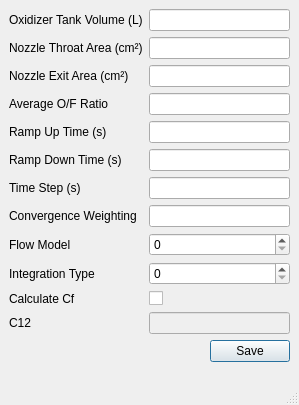
Above: UI/variables.ui from waterloo-rocketry/OpenThrustPy before the change. Below: the same form after it.
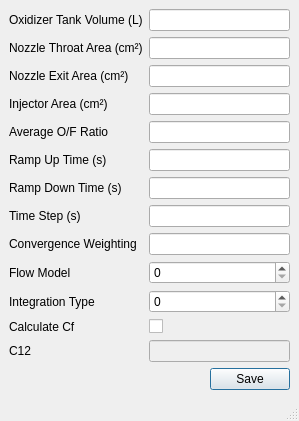
That is the form after the change. Icons and pictures are not drawn.

What changed in the file:
```diff
--- a/UI/variables.ui
+++ b/UI/variables.ui
@@ -36,20 +36,20 @@
       </property>
      </widget>
     </item>
-    <item row="3" column="1">
-     <widget class="QLineEdit" name="lineEditOxFuel">
-      <property name="sizePolicy">
-       <sizepolicy hsizetype="MinimumExpanding" vsizetype="Fixed">
-        <horstretch>0</horstretch>
-        <verstretch>0</verstretch>
-       </sizepolicy>
-      </property>
-     </widget>
-    </item>
     <item row="4" column="1">
-     <widget class="QLineEdit" name="lineEditRampUp"/>
+     <widget class="QLineEdit" name="lineEditOxFuel">
+      <property name="sizePolicy">
+       <sizepolicy hsizetype="MinimumExpanding" vsizetype="Fixed">
+        <horstretch>0</horstretch>
+        <verstretch>0</verstretch>
+       </sizepolicy>
+      </property>
+     </widget>
     </item>
     <item row="5" column="1">
+     <widget class="QLineEdit" name="lineEditRampUp"/>
+    </item>
+    <item row="6" column="1">
      <widget class="QLineEdit" name="lineEditRampDown">
       <property name="sizePolicy">
        <sizepolicy hsizetype="MinimumExpanding" vsizetype="Fixed">
@@ -59,7 +59,7 @@
       </property>
      </widget>
     </item>
-    <item row="8" column="1">
+    <item row="9" column="1">
      <widget class="QSpinBox" name="spinBoxFlowModel">
       <property name="sizePolicy">
        <sizepolicy hsizetype="MinimumExpanding" vsizetype="Fixed">
@@ -76,7 +76,7 @@
       </property>
      </widget>
     </item>
-    <item row="12" column="1">
+    <item row="13" column="1">
      <widget class="QDialogButtonBox" name="buttonBox">
       <property name="standardButtons">
        <set>QDialogButtonBox::Save</set>
@@ -96,7 +96,7 @@
       </property>
      </widget>
     </item>
-    <item row="3" column="0">
+    <item row="4" column="0">
      <widget class="QLabel" name="labelOxfuel">
       <property name="text">
        <string>Average O/F Ratio</string>
@@ -110,70 +110,70 @@
       </property>
      </widget>
     </item>
-    <item row="4" column="0">
+    <item row="5" column="0">
      <widget class="QLabel" name="labelRampUp">
       <property name="text">
        <string>Ramp Up Time (s)</string>
       </property>
      </widget>
     </item>
-    <item row="5" column="0">
+    <item row="6" column="0">
      <widget class="QLabel" name="labelRampDown">
       <property name="text">
        <string>Ramp Down Time (s)</string>
       </property>
      </widget>
     </item>
-    <item row="6" column="0">
+    <item row="7" column="0">
      <widget class="QLabel" name="labelTimeStep">
       <property name="text">
        <string>Time Step (s)</string>
       </property>
      </widget>
     </item>
-    <item row="7" column="0">
+    <item row="8" column="0">
      <widget class="QLabel" name="labelConvWeight">
       <property name="text">
        <string>Convergence Weighting</string>
       </property>
      </widget>
     </item>
-    <item row="8" column="0">
+    <item row="9" column="0">
      <widget class="QLabel" name="labelFlowModel">
       <property name="text">
        <string>Flow Model</string>
       </property>
      </widget>
     </item>
-    <item row="9" column="0">
+    <item row="10" column="0">
      <widget class="QLabel" name="labelIntType">
       <property name="text">
        <string>Integration Type</string>
       </property>
      </widget>
     </item>
-    <item row="10" column="1">
+    <item row="11" column="1">
      <widget class="QCheckBox" name="checkBoxCalcCf">
       <property name="text">
        <string/>
       </property>
      </widget>
     </item>
-    <item row="10" column="0">
+    <item row="11" column="0">
      <widget class="QLabel" name="labelCalcCf">
       <property name="text">
        <string>Calculate Cf</string>
       </property>
      </widget>
     </item>
-    <item row="11" column="0">
+    <item row="12" column="0">
      <widget class="QLabel" name="labelC12">
       <property name="text">
        <string>C12</string>
       </property>
      </widget>
     </item>
-    <item row="11" column="1">
+    <item row="12" column="1">
      <widget class="QLineEdit" name="lineEditC12">
       <property name="enabled">
        <bool>false</bool>
@@ -186,7 +186,7 @@
       </property>
      </widget>
     </item>
-    <item row="9" column="1">
+    <item row="10" column="1">
      <widget class="QSpinBox" name="spinBoxIntType">
       <property name="sizePolicy">
        <sizepolicy hsizetype="MinimumExpanding" vsizetype="Fixed">
@@ -196,17 +196,17 @@
       </property>
      </widget>
     </item>
-    <item row="6" column="1">
-     <widget class="QLineEdit" name="lineEditTimeStep">
-      <property name="sizePolicy">
-       <sizepolicy hsizetype="MinimumExpanding" vsizetype="Fixed">
-        <horstretch>0</horstretch>
-        <verstretch>0</verstretch>
-       </sizepolicy>
-      </property>
-     </widget>
-    </item>
     <item row="7" column="1">
+     <widget class="QLineEdit" name="lineEditTimeStep">
+      <property name="sizePolicy">
+       <sizepolicy hsizetype="MinimumExpanding" vsizetype="Fixed">
+        <horstretch>0</horstretch>
+        <verstretch>0</verstretch>
+       </sizepolicy>
+      </property>
+     </widget>
+    </item>
+    <item row="8" column="1">
      <widget class="QLineEdit" name="lineEditConvWeight">
       <property name="sizePolicy">
        <sizepolicy hsizetype="MinimumExpanding" vsizetype="Fixed">
@@ -226,6 +226,16 @@
       </property>
      </widget>
     </item>
+    <item row="3" column="0">
+     <widget class="QLabel" name="labelInjArea">
+      <property name="text">
+       <string>Injector Area (cm²)</string>
+      </property>
+     </widget>
+    </item>
+    <item row="3" column="1">
+     <widget class="QLineEdit" name="lineEditInjArea"/>
+    </item>
    </layout>
   </widget>
   <widget class="QStatusBar" name="statusbar"/>
```
